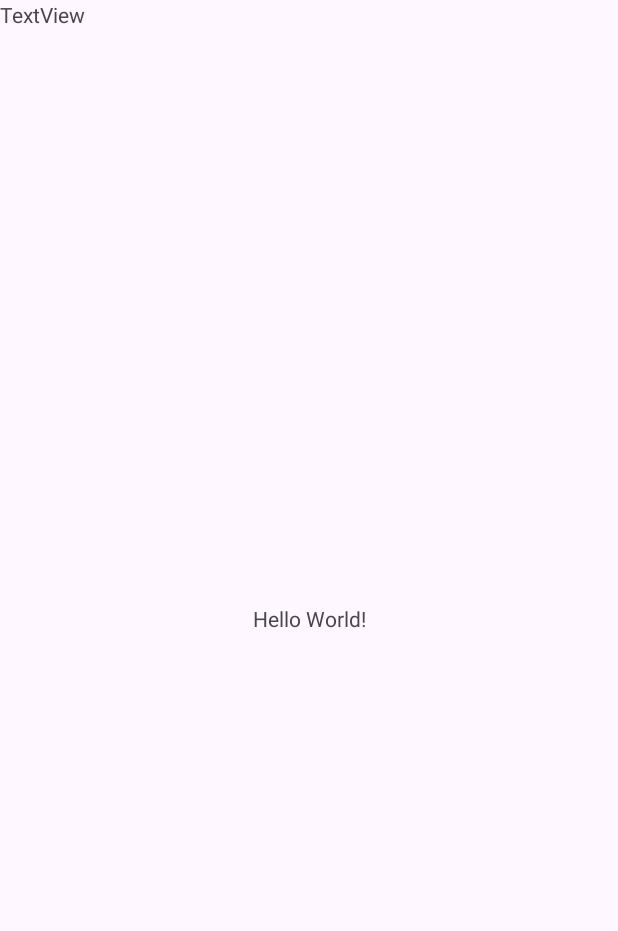
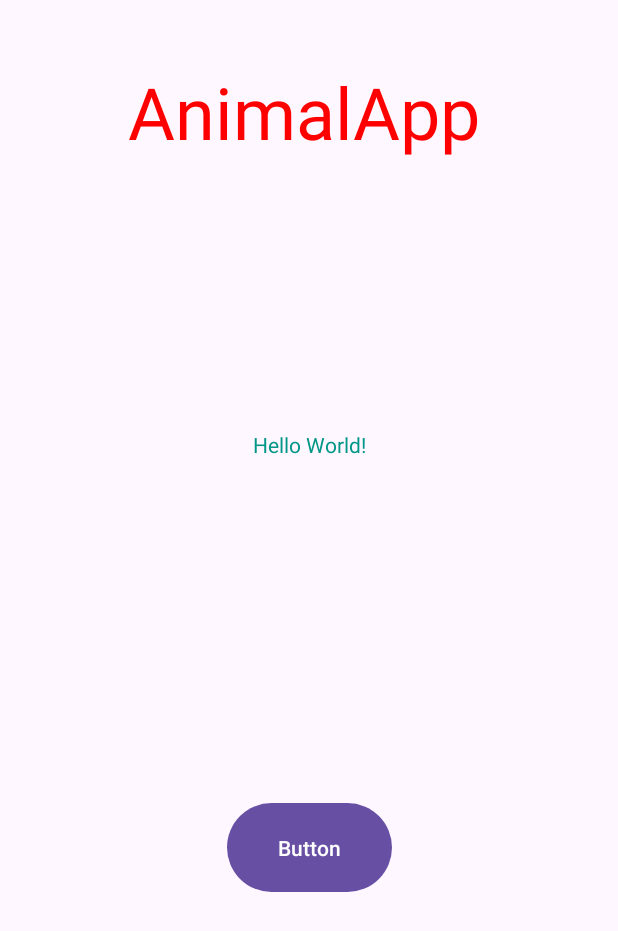
Before and after one commit to Checcolino1312/My_Application_SMS2223, an Android app: the screen it shows after launch (MainActivity), on a phone screen of 412 x 824 dp. Before the commit the part shown is almost empty. Shown: the top 931 px of the screen. Run offline under Robolectric (Android 15) with nearby library versions, the phone set to English and light mode, and no system bars.

Commit message:
Prova layout + versione Gradle

```diff
--- a/app/src/main/res/layout/activity_main.xml
+++ b/app/src/main/res/layout/activity_main.xml
@@ -1,24 +1,46 @@
 <?xml version="1.0" encoding="utf-8"?>
-<androidx.constraintlayout.widget.ConstraintLayout
-    xmlns:android="http://schemas.android.com/apk/res/android"
+<androidx.constraintlayout.widget.ConstraintLayout xmlns:android="http://schemas.android.com/apk/res/android"
+    xmlns:app="http://schemas.android.com/apk/res-auto"
     xmlns:tools="http://schemas.android.com/tools"
-    xmlns:app="http://schemas.android.com/apk/res-auto"
     android:layout_width="match_parent"
     android:layout_height="match_parent"
     tools:context=".MainActivity">
+
     <TextView
-      android:layout_width="wrap_content"
-      android:layout_height="wrap_content"
-      android:text="Hello World!"
-      app:layout_constraintBottom_toBottomOf="parent"
-      app:layout_constraintStart_toStartOf="parent"
-      app:layout_constraintEnd_toEndOf="parent"
-      app:layout_constraintTop_toTopOf="parent" />
+        android:id="@+id/textView3"
+        android:layout_width="wrap_content"
+        android:layout_height="wrap_content"
+        android:text="Hello World!"
+        android:textColor="#009688"
+        app:layout_constraintBottom_toBottomOf="parent"
+        app:layout_constraintEnd_toEndOf="parent"
+        app:layout_constraintStart_toStartOf="parent"
+        app:layout_constraintTop_toTopOf="parent"
+        app:layout_constraintVertical_bias="0.356" />
 
     <TextView
         android:id="@+id/textView"
-        android:layout_width="wrap_content"
-        android:layout_height="wrap_content"
-        android:text="TextView" />
+        android:layout_width="242dp"
+        android:layout_height="70dp"
+        android:layout_marginTop="42dp"
+        android:text="AnimalApp"
+        android:textColor="#FF0000"
+        android:textSize="48sp"
+        app:layout_constraintEnd_toEndOf="parent"
+        app:layout_constraintHorizontal_bias="0.5"
+        app:layout_constraintStart_toStartOf="parent"
+        app:layout_constraintTop_toTopOf="parent" />
+
+    <Button
+        android:id="@+id/button"
+        android:layout_width="110dp"
+        android:layout_height="67dp"
+        android:text="Button"
+        app:layout_constraintBottom_toBottomOf="parent"
+        app:layout_constraintEnd_toEndOf="parent"
+        app:layout_constraintHorizontal_bias="0.5"
+        app:layout_constraintStart_toStartOf="parent"
+        app:layout_constraintTop_toBottomOf="@+id/textView3"
+        app:layout_constraintVertical_bias="0.5" />
 
 </androidx.constraintlayout.widget.ConstraintLayout>
--- a/build.gradle
+++ b/build.gradle
@@ -1,5 +1,5 @@
 // Top-level build file where you can add configuration options common to all sub-projects/modules.
 plugins {
-    id 'com.android.application' version '8.0.2' apply false
-    id 'com.android.library' version '8.0.2' apply false
+    id 'com.android.application' version '8.1.1' apply false
+    id 'com.android.library' version '8.1.1' apply false
 }
```
